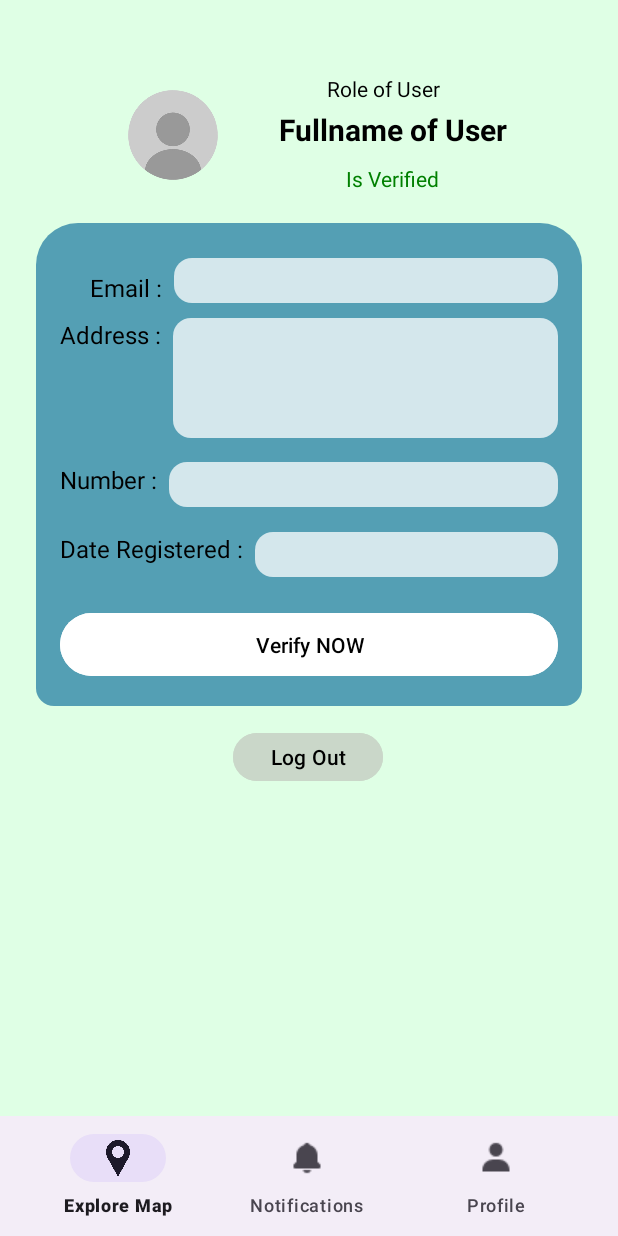
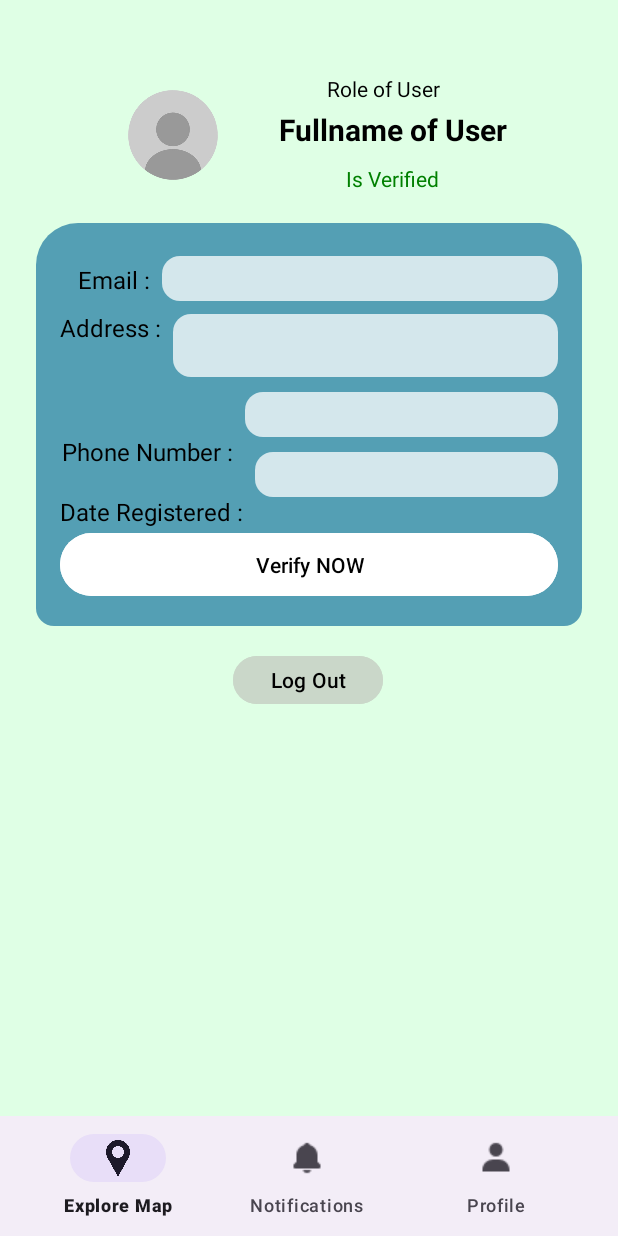
Before and after one commit to CaptureMe21/QuickFix-App, an Android app: the screen it shows after launch once a user with an empty profile is signed in (MainActivity), on a phone screen of 412 x 824 dp. Run offline under Robolectric (Android 15) with nearby library versions, the phone set to English and light mode, and no system bars; our stand-ins replace Firebase (no records; nobody signed in at launch, a user with empty details on screens opened directly).

Commit message:
Fixed Profile Fragment

```diff
--- a/app/src/main/res/layout/fragment_profile.xml
+++ b/app/src/main/res/layout/fragment_profile.xml
@@ -89,14 +89,16 @@
             android:id="@+id/emailLabel"
             android:layout_width="wrap_content"
             android:layout_height="wrap_content"
-            android:layout_marginTop="16dp"
             android:text="Email :"
             android:textColor="#000000"
             android:textSize="16sp"
+            android:layout_marginTop="5dp"
+            app:layout_constraintBottom_toBottomOf="parent"
             app:layout_constraintEnd_toEndOf="parent"
-            app:layout_constraintHorizontal_bias="0.07"
+            app:layout_constraintHorizontal_bias="0.042"
             app:layout_constraintStart_toStartOf="parent"
-            app:layout_constraintTop_toTopOf="parent" />
+            app:layout_constraintTop_toTopOf="parent"
+            app:layout_constraintVertical_bias="0.027" />
 
         <TextView
             android:id="@+id/emailField"
@@ -105,6 +107,7 @@
             android:layout_marginStart="8dp"
             android:background="@drawable/inactive_bg"
             android:paddingStart="8dp"
+            android:gravity="center_vertical"
             android:text=""
             android:textColor="#000000"
             android:textSize="16sp"
@@ -129,12 +132,13 @@
             app:layout_constraintBottom_toBottomOf="parent"
             app:layout_constraintStart_toStartOf="parent"
             app:layout_constraintTop_toBottomOf="@id/emailLabel"
-            app:layout_constraintVertical_bias="0.041" />
+            app:layout_constraintVertical_bias="0.054" />
 
         <TextView
             android:id="@+id/addressField"
             android:layout_width="0dp"
-            android:layout_height="80dp"
+            android:layout_height="wrap_content"
+            android:padding="10dp"
             android:layout_marginStart="8dp"
             android:background="@drawable/inactive_bg"
             android:gravity="top"
@@ -150,39 +154,41 @@
             app:layout_constraintTop_toBottomOf="@id/emailField"
             app:layout_constraintVertical_bias="0.056" />
 
+        <!-- Date Registered Field -->
+
         <TextView
             android:id="@+id/phoneLabel"
             android:layout_width="wrap_content"
             android:layout_height="wrap_content"
             android:layout_marginTop="16dp"
-            android:text="Number :"
+            android:text="Phone Number :"
             android:textColor="#000000"
             android:textSize="16sp"
             app:layout_constraintBottom_toBottomOf="parent"
             app:layout_constraintEnd_toEndOf="parent"
-            app:layout_constraintHorizontal_bias="0.0"
+            app:layout_constraintHorizontal_bias="0.007"
             app:layout_constraintStart_toStartOf="parent"
             app:layout_constraintTop_toBottomOf="@id/addressLabel"
-            app:layout_constraintVertical_bias="0.32" />
+            app:layout_constraintVertical_bias="0.330" />
 
         <TextView
             android:id="@+id/phoneField"
             android:layout_width="0dp"
             android:layout_height="30dp"
             android:layout_marginStart="8dp"
-            android:layout_marginTop="16dp"
+            android:layout_marginTop="10dp"
             android:background="@drawable/inactive_bg"
             android:paddingStart="8dp"
+            android:gravity="center_vertical"
             android:text=""
             android:textColor="#000000"
             android:textSize="16sp"
             app:layout_constraintEnd_toEndOf="parent"
-            app:layout_constraintHorizontal_bias="0.0"
+            app:layout_constraintHorizontal_bias="1.0"
             app:layout_constraintStart_toEndOf="@id/phoneLabel"
             app:layout_constraintTop_toBottomOf="@id/addressField" />
 
-        <!-- Date Registered Field -->
-
+        <!-- Verify Button -->
         <TextView
             android:id="@+id/dateLabel"
             android:layout_width="wrap_content"
@@ -194,23 +200,25 @@
             app:layout_constraintBottom_toBottomOf="parent"
             app:layout_constraintStart_toStartOf="parent"
             app:layout_constraintTop_toBottomOf="@id/phoneLabel"
-            app:layout_constraintVertical_bias="0.094" />
+            app:layout_constraintVertical_bias="0.05" />
 
         <TextView
             android:id="@+id/dateField"
             android:layout_width="0dp"
             android:layout_height="30dp"
             android:layout_marginStart="8dp"
+            android:layout_marginTop="10dp"
             android:background="@drawable/inactive_bg"
             android:paddingStart="8dp"
+            android:gravity="center_vertical"
             android:text=""
             android:textColor="#000000"
             android:textSize="16sp"
             app:layout_constraintEnd_toEndOf="parent"
+            app:layout_constraintHorizontal_bias="0.0"
             app:layout_constraintStart_toEndOf="@id/dateLabel"
-            app:layout_constraintTop_toTopOf="@id/dateLabel" />
+            app:layout_constraintTop_toBottomOf="@id/phoneField" />
 
-        <!-- Verify Button -->
         <Button
             android:id="@+id/verifyButton"
             android:layout_width="0dp"
```
